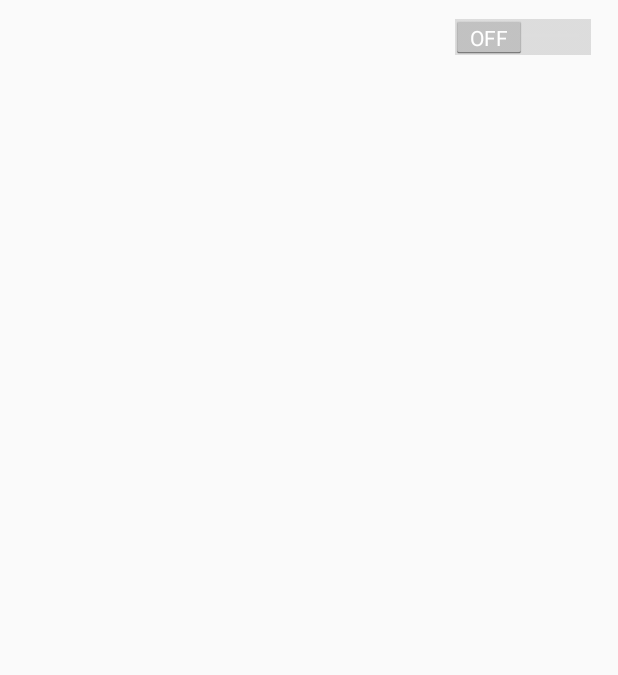
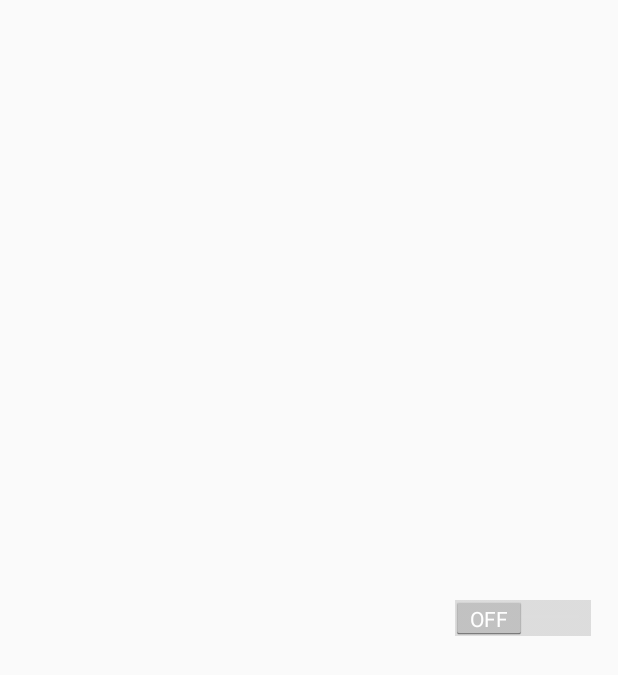
Before and after one commit to JDNdeveloper/Off-By-One, an Android app: the layout notification_row.xml on its own in the app's theme, with its tools: preview values and no code run, on a phone screen of 412 x 824 dp. Shown: the top 675 px of the screen. Run offline under Robolectric (Android 15) with nearby library versions, the light colour scheme and no system bars.

Commit message:
ArrayAdapters finalized update

```diff
--- a/LifeReminders/app/src/main/res/layout/lifestyle_row.xml
+++ b/LifeReminders/app/src/main/res/layout/lifestyle_row.xml
@@ -19,7 +19,7 @@
 
     <Button
         android:layout_width="110dp"
-        android:layout_height="60dp"
+        android:layout_height="@dimen/button_height"
         android:layout_centerVertical="true"
         android:layout_alignLeft="@+id/enabledSwitchLifestyleRow"
         android:background="@android:color/transparent"
--- a/LifeReminders/app/src/main/res/layout/notification_row.xml
+++ b/LifeReminders/app/src/main/res/layout/notification_row.xml
@@ -8,6 +8,7 @@
     <LinearLayout xmlns:android="http://schemas.android.com/apk/res/android"
         android:id="@+id/rowNotifLinLayout"
         android:layout_centerVertical="true"
+        android:layout_toLeftOf="@+id/rowNotifSwitchLayout"
         android:layout_width="match_parent"
         android:layout_height="match_parent"
         android:orientation="vertical" >
@@ -23,6 +24,7 @@
                 android:textAppearance="?android:attr/textAppearanceLarge"
                 android:textColor="@color/dark_gray"
                 android:layout_centerVertical="true"
+                android:singleLine="true"
                 android:layout_width="wrap_content"
                 android:layout_height="wrap_content" />
 
@@ -38,37 +40,12 @@
                 android:layout_width="wrap_content"
                 android:layout_height="wrap_content" />
 
-            <Button
-                android:layout_width="110dp"
-                android:layout_height="40dp"
-                android:layout_centerVertical="true"
-                android:layout_alignLeft="@+id/enabledSwitchNotificationRow"
-                android:background="@android:color/transparent"
-                android:focusable="false" />
-
-            <Switch
-                android:layout_width="wrap_content"
-                android:layout_height="wrap_content"
-                android:layout_centerVertical="true"
-                android:thumb="@drawable/switch_thumb"
-                android:track="@drawable/switch_track"
-                android:textOn="@string/switch_on"
-                android:textOff="@string/switch_off"
-                android:switchTextAppearance="@style/SwitchStyle"
-                android:switchMinWidth="@dimen/switchTrackWidth"
-                android:thumbTextPadding="@dimen/switchThumbWidth"
-                android:focusable="false"
-                android:showText="true"
-                android:id="@+id/enabledSwitchNotificationRow"
-                android:layout_alignParentRight="true" />
-
-
         </RelativeLayout>
 
         <RelativeLayout
             android:layout_width="match_parent"
             android:layout_height="match_parent"
-            android:layout_marginTop="-15dp" >
+            android:layout_marginTop="-12dp" >
 
             <TextView
                 android:id="@+id/rowNotificationAlarmTypeText"
@@ -82,10 +59,11 @@
 
             <TextView
                 android:id="@+id/rowNotificationRepeatText"
-                android:padding="10dp"
+                android:padding="0dp"
+                android:layout_marginTop="10dp"
                 android:textAppearance="?android:attr/textAppearanceSmall"
                 android:textColor="@color/dark_gray"
-                android:layout_alignParentRight="true"
+                android:layout_toRightOf="@+id/rowNotificationAlarmTypeText"
                 android:singleLine="true"
                 android:layout_width="wrap_content"
                 android:layout_height="wrap_content" />
@@ -94,4 +72,39 @@
 
         </RelativeLayout>
     </LinearLayout>
+
+    <RelativeLayout xmlns:android="http://schemas.android.com/apk/res/android"
+        android:id="@+id/rowNotifSwitchLayout"
+        android:layout_alignParentRight="true"
+        android:layout_centerVertical="true"
+        android:layout_width="105dp"
+        android:layout_height="wrap_content" >
+
+        <Button
+            android:layout_width="110dp"
+            android:layout_height="85dp"
+            android:layout_centerVertical="true"
+            android:layout_alignLeft="@+id/enabledSwitchNotificationRow"
+            android:background="@android:color/transparent"
+            android:focusable="false" />
+
+        <Switch
+            android:layout_width="wrap_content"
+            android:layout_height="wrap_content"
+            android:layout_centerVertical="true"
+            android:thumb="@drawable/switch_thumb"
+            android:track="@drawable/switch_track"
+            android:textOn="@string/switch_on"
+            android:textOff="@string/switch_off"
+            android:switchTextAppearance="@style/SwitchStyle"
+            android:switchMinWidth="@dimen/switchTrackWidth"
+            android:thumbTextPadding="@dimen/switchThumbWidth"
+            android:focusable="false"
+            android:showText="true"
+            android:id="@+id/enabledSwitchNotificationRow"
+            android:layout_alignParentRight="true" />
+
+
+        </RelativeLayout>
+
 </RelativeLayout>
--- a/LifeReminders/app/src/main/res/layout/reminder_row.xml
+++ b/LifeReminders/app/src/main/res/layout/reminder_row.xml
@@ -19,7 +19,7 @@
 
     <Button
         android:layout_width="110dp"
-        android:layout_height="60dp"
+        android:layout_height="@dimen/button_height"
         android:layout_centerVertical="true"
         android:layout_alignLeft="@+id/enabledSwitchReminderRow"
         android:background="@android:color/transparent"
--- a/LifeReminders/app/src/main/res/values/dimens.xml
+++ b/LifeReminders/app/src/main/res/values/dimens.xml
@@ -19,4 +19,6 @@
 
     <dimen name="normal_text_size">19dp</dimen>
 
+    <dimen name="button_height">55dp</dimen>
+
 </resources>
```
Also changed, not shown: LifeReminders/app/src/main/java/com/jdndeveloper/lifereminders/MainActivity.java (+4 -4 lines).
